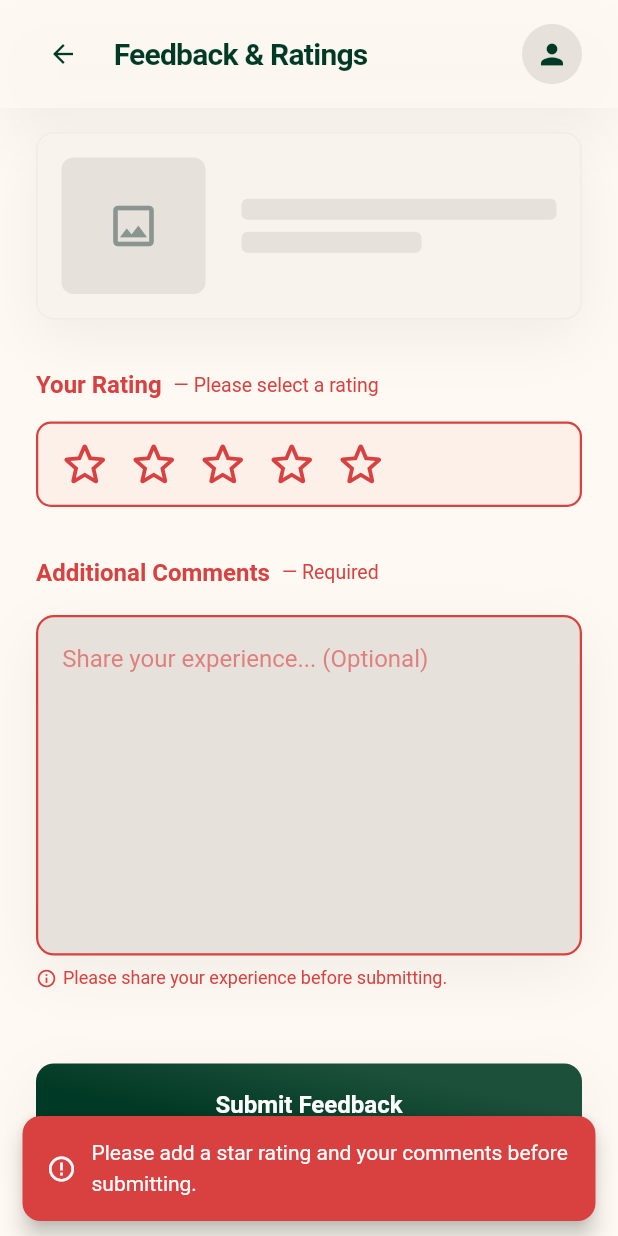
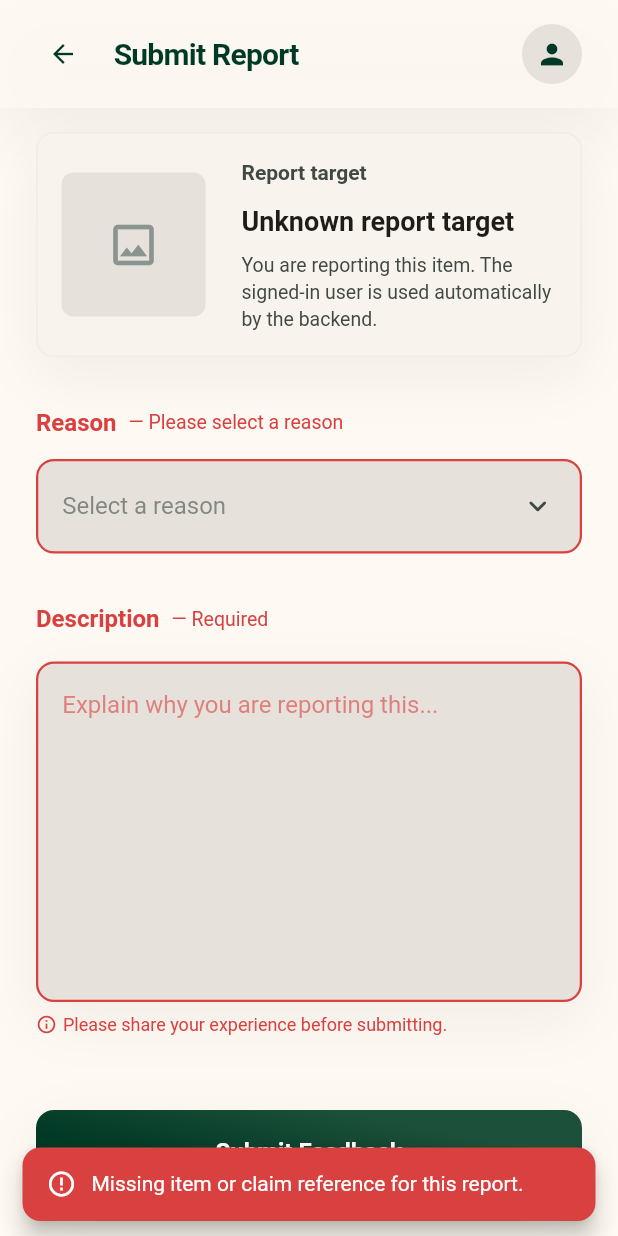
Before and after one commit to liateg/ReClaim, a Flutter app: the SubmitFeedbackScreen screen opened directly, after a tap on "Submit Feedback", on a phone screen of 412 x 824 dp. Run offline on Flutter 3.47's test engine with Material 3 defaults, Android fonts, the phone set to English and light mode, and no system bars; our stand-ins replace dio, flutter_riverpod, flutter_secure_storage, go_router, google_fonts, image_picker and 2 more; accounts and stored records are empty.

Commit message:
feedback submsion works

```diff
--- a/frontend/lib/features/reports/Riverpod/report_provider.dart
+++ b/frontend/lib/features/reports/Riverpod/report_provider.dart
@@ -25,8 +25,8 @@ final createReportProvider =
     FutureProvider.family<void, Map<String, dynamic>>((ref, data) async {
   final service = ref.read(reportServiceProvider);
   await service.createReport(
-    itemId: data['itemId'],
-    claimId: data['claimId'],
+    itemId: data['itemId'] as int?,
+    claimId: data['claimId'] as int?,
     reason: data['reason'],
     description: data['description'],
   );
--- a/frontend/lib/features/reports/data/services/report_service.dart
+++ b/frontend/lib/features/reports/data/services/report_service.dart
@@ -21,8 +21,8 @@ class ReportService {
 
   // Create a report (clears related caches)
   Future<Map<String, dynamic>> createReport({
-    required String? itemId,
-    required String? claimId,
+    required int? itemId,
+    required int? claimId,
     required String reason,
     String? description,
   }) async {
--- a/frontend/lib/features/reports/presentation/screens/submit_feedback_screen.dart
+++ b/frontend/lib/features/reports/presentation/screens/submit_feedback_screen.dart
@@ -1,5 +1,6 @@
 import 'package:flutter/material.dart';
 import 'package:flutter_riverpod/flutter_riverpod.dart';
+import '../../data/models/report_model.dart';
 import '../../Riverpod/report_provider.dart';
 import 'feedback_submitted_success.dart';
 
@@ -31,8 +32,8 @@ class _SubmitFeedbackScreenState extends ConsumerState<SubmitFeedbackScreen> {
   static const Color kShadow = Color(0x0F1D1C18);
   static const Color kError = Color(0xFFD94040);
 
-  int _starRating = 0;
-  bool _starError = false;
+  ReportReason? _selectedReason;
+  bool _reasonError = false;
   bool _commentError = false;
   bool _isSubmitting = false;
 
@@ -68,19 +69,55 @@ class _SubmitFeedbackScreenState extends ConsumerState<SubmitFeedbackScreen> {
     return 'other';
   }
 
+  int? _parseId(String? value) {
+    final trimmed = value?.trim();
+    if (trimmed == null || trimmed.isEmpty) {
+      return null;
+    }
+    return int.tryParse(trimmed);
+  }
+
   Future<void> _onSubmit() async {
-    final bool noStar = _starRating == 0;
+    final bool noReason = _selectedReason == null;
     final bool noComment = _commentsController.text.trim().isEmpty;
+    final itemId = _parseId(widget.itemId);
+    final claimId = _parseId(widget.claimId);
 
     setState(() {
-      _starError = noStar;
+      _reasonError = noReason;
       _commentError = noComment;
     });
 
-    if (noStar || noComment) {
+    if (itemId == null && claimId == null) {
+      ScaffoldMessenger.of(context).clearSnackBars();
+      ScaffoldMessenger.of(context).showSnackBar(
+        SnackBar(
+          content: Row(
+            children: [
+              const Icon(Icons.error_outline, color: Colors.white, size: 20),
+              const SizedBox(width: 10),
+              Expanded(
+                child: Text(
+                  'Missing item or claim reference for this report.',
+                  style: _manrope(size: 14, color: Colors.white),
+                ),
+              ),
+            ],
+          ),
+          backgroundColor: kError,
+          behavior: SnackBarBehavior.floating,
+          shape:
+              RoundedRectangleBorder(borderRadius: BorderRadius.circular(12)),
+          duration: const Duration(seconds: 3),
+        ),
+      );
+      return;
+    }
+
+    if (noReason || noComment) {
       final missing = <String>[];
-      if (noStar) missing.add('a star rating');
-      if (noComment) missing.add('your comments');
+      if (noReason) missing.add('a report reason');
+      if (noComment) missing.add('your description');
 
       ScaffoldMessenger.of(context).clearSnackBars();
       ScaffoldMessenger.of(context).showSnackBar(
@@ -112,9 +149,9 @@ class _SubmitFeedbackScreenState extends ConsumerState<SubmitFeedbackScreen> {
     try {
       // Call Riverpod to create report
       await ref.read(createReportProvider({
-        'itemId': widget.itemId,
-        'claimId': widget.claimId,
-        'reason': _getReasonFromRating(_starRating),
+        'itemId': itemId,
+        'claimId': claimId,
+        'reason': _selectedReason!.name,
         'description': _commentsController.text.trim(),
       }).future);
 
@@ -153,10 +190,10 @@ class _SubmitFeedbackScreenState extends ConsumerState<SubmitFeedbackScreen> {
     }
   }
 
-  void _onStarTap(int index) {
+  void _onReasonChanged(ReportReason? value) {
     setState(() {
-      _starRating = index + 1;
-      _starError = false;
+      _selectedReason = value;
+      _reasonError = false;
     });
   }
 
@@ -183,9 +220,9 @@ class _SubmitFeedbackScreenState extends ConsumerState<SubmitFeedbackScreen> {
                     crossAxisAlignment: CrossAxisAlignment.start,
                     children: [
                       const SizedBox(height: 16),
-                      _buildItemCard(),
+                      _buildTargetSection(),
                       const SizedBox(height: 32),
-                      _buildStarSection(),
+                      _buildReasonSection(),
                       const SizedBox(height: 32),
                       _buildCommentsSection(),
                       const SizedBox(height: 32),
@@ -232,7 +269,7 @@ class _SubmitFeedbackScreenState extends ConsumerState<SubmitFeedbackScreen> {
               ),
               const SizedBox(width: 16),
               Text(
-                'Feedback & Ratings',
+                'Submit Report',
                 style: _manrope(
                   size: 20,
                   weight: FontWeight.w600,
@@ -259,10 +296,19 @@ class _SubmitFeedbackScreenState extends ConsumerState<SubmitFeedbackScreen> {
     );
   }
 
-  Widget _buildItemCard() {
+  String _buildTargetLabel() {
+    if (widget.claimId != null && widget.claimId!.trim().isNotEmpty) {
+      return 'Claim #${widget.claimId!.trim()}';
+    }
+    if (widget.itemId != null && widget.itemId!.trim().isNotEmpty) {
+      return 'Item #${widget.itemId!.trim()}';
+    }
+    return 'Unknown report target';
+  }
+
+  Widget _buildTargetSection() {
     return Container(
       width: double.infinity,
-      height: 125,
       padding: const EdgeInsets.all(16),
       decoration: ShapeDecoration(
         color: kCardBg,
@@ -295,21 +341,32 @@ class _SubmitFeedbackScreenState extends ConsumerState<SubmitFeedbackScreen> {
               mainAxisAlignment: MainAxisAlignment.center,
               crossAxisAlignment: CrossAxisAlignment.start,
               children: [
-                Container(
-                  height: 14,
-                  width: double.infinity,
-                  decoration: BoxDecoration(
-                    color: kInputBg,
-                    borderRadius: BorderRadius.circular(4),
+                Text(
+                  'Report target',
+                  style: _manrope(
+                    size: 14,
+                    weight: FontWeight.w600,
+                    color: kTextBody,
                   ),
                 ),
                 const SizedBox(height: 8),
-                Container(
-                  height: 14,
-                  width: 120,
-                  decoration: BoxDecoration(
-                    color: kInputBg,
-                    borderRadius: BorderRadius.circular(4),
+                Text(
+                  _buildTargetLabel(),
+                  style: _manrope(
+                    size: 18,
+                    weight: FontWeight.w700,
+                    color: kTextDark,
+                  ),
+                ),
+                const SizedBox(height: 6),
+                Text(
+                  widget.claimId != null
+                      ? 'You are reporting this claim. The signed-in user is used automatically by the backend.'
+                      : 'You are reporting this item. The signed-in user is used automatically by the backend.',
+                  style: _manrope(
+                    size: 13,
+                    color: kTextBody,
+                    height: 1.4,
                   ),
                 ),
               ],
@@ -320,24 +377,26 @@ class _SubmitFeedbackScreenState extends ConsumerState<SubmitFeedbackScreen> {
     );
   }
 
-  Widget _buildStarSection() {
+  Widget _buildReasonSection() {
+    final reasons = ReportReason.values;
+
     return Column(
       crossAxisAlignment: CrossAxisAlignment.start,
       children: [
         Row(
           children: [
             Text(
-              'Your Rating',
+              'Reason',
               style: _manrope(
                 size: 16,
                 weight: FontWeight.w600,
-                color: _starError ? kError : kTextDark,
+                color: _reasonError ? kError : kTextDark,
               ),
             ),
-            if (_starError) ...[
+            if (_reasonError) ...[
               const SizedBox(width: 8),
               Text(
-                '— Please select a rating',
+                '— Please select a reason',
                 style: _manrope(size: 13, color: kError),
               ),
             ],
@@ -346,31 +405,36 @@ class _SubmitFeedbackScreenState extends ConsumerState<SubmitFeedbackScreen> {
         const SizedBox(height: 12),
         AnimatedContainer(
           duration: const Duration(milliseconds: 200),
-          padding: _starError
-              ? const EdgeInsets.symmetric(horizontal: 12, vertical: 8)
-              : EdgeInsets.zero,
-          decoration: _starError
-              ? BoxDecoration(
-                  border: Border.all(color: kError, width: 1.5),
-                  borderRadius: BorderRadius.circular(10),
-                  color: kError.withOpacity(0.05),
-                )
-              : const BoxDecoration(),
-          child: Row(
-            children: List.generate(5, (i) {
-              final filled = i < _starRating;
-              return GestureDetector(
-                onTap: () => _onStarTap(i),
-                child: Padding(
-                  padding: const EdgeInsets.only(right: 8),
-                  child: Icon(
-                    filled ? Icons.star_rounded : Icons.star_outline_rounded,
-                    color: filled ? kDarkGreen : (_starError ? kError : kHint),
-                    size: 38,
-                  ),
-                ),
-              );
-            }),
+          padding: const EdgeInsets.symmetric(horizontal: 16, vertical: 6),
+          decoration: BoxDecoration(
+            color: kInputBg,
+            borderRadius: BorderRadius.circular(12),
+            border: Border.all(
+              color: _reasonError ? kError : Colors.transparent,
+              width: 1.5,
+            ),
+          ),
+          child: DropdownButtonHideUnderline(
+            child: DropdownButton<ReportReason>(
+              isExpanded: true,
+              value: _selectedReason,
+              hint: Text(
+                'Select a reason',
+                style: _manrope(size: 16, color: kHint),
+              ),
+              icon: const Icon(Icons.keyboard_arrow_down_rounded,
+                  color: kTextBody),
+              items: reasons
+                  .map(
+                    (reason) => DropdownMenuItem<ReportReason>(
+                      value: reason,
+                      child: Text(reason.displayName,
+                          style: _manrope(size: 16, color: kTextDark)),
+                    ),
+                  )
+                  .toList(),
+              onChanged: _onReasonChanged,
+            ),
           ),
         ),
       ],
@@ -384,7 +448,7 @@ class _SubmitFeedbackScreenState extends ConsumerState<SubmitFeedbackScreen> {
         Row(
           children: [
             Text(
-              'Additional Comments',
+              'Description',
               style: _manrope(
                 size: 16,
                 weight: FontWeight.w600,
@@ -422,7 +486,7 @@ class _SubmitFeedbackScreenState extends ConsumerState<SubmitFeedbackScreen> {
             maxLines: 8,
             style: _manrope(size: 16, color: kTextBody),
             decoration: InputDecoration(
-              hintText: 'Share your experience... (Optional)',
+              hintText: 'Explain why you are reporting this...',
               hintStyle: _manrope(
                 size: 16,
                 color: _commentError ? kError.withOpacity(0.6) : kHint,
```
